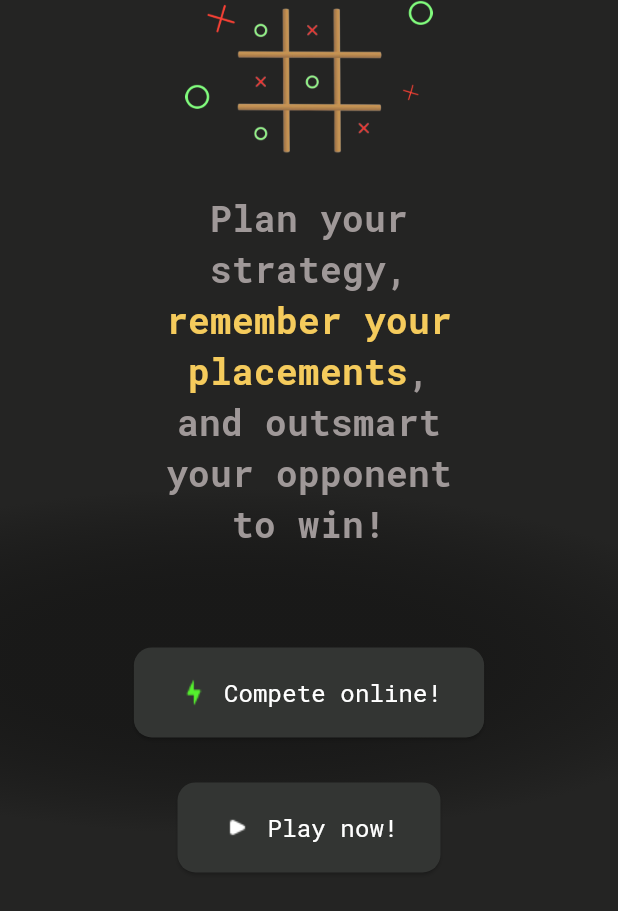
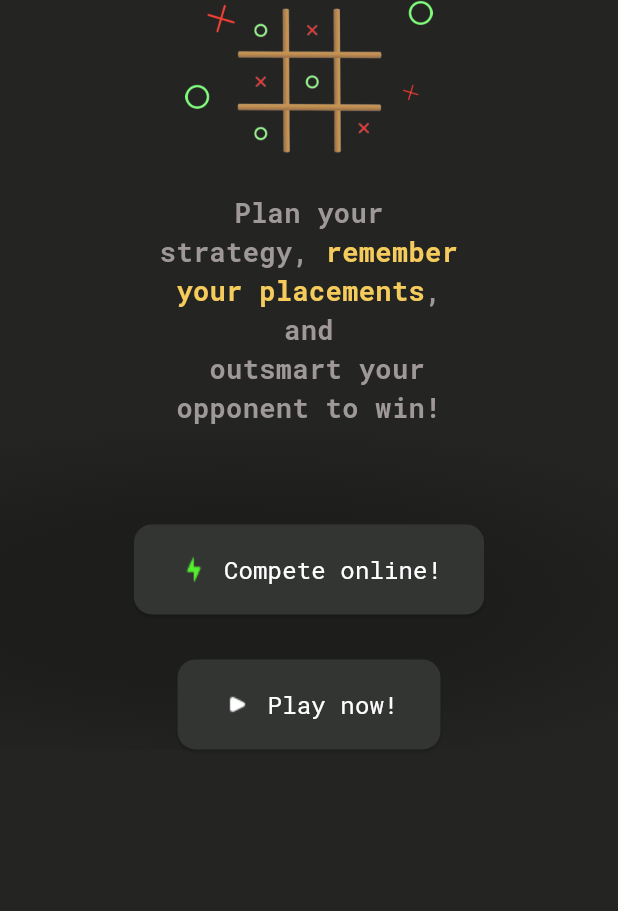
Before and after one commit to UnHired-Coder/BlindsPlay, a Flutter app: the HomePage screen opened directly, on a phone screen of 412 x 824 dp. Shown: the top 911 px of the screen. Run offline on Flutter 3.47's test engine with Material 3 defaults, Android fonts, the phone set to English and light mode, and no system bars; our stand-ins replace audioplayers, equatable, flutter_bloc.

```diff
--- a/lib/presentation/screens/app.dart
+++ b/lib/presentation/screens/app.dart
@@ -10,7 +10,7 @@ class MyApp extends StatelessWidget {
 
     return MaterialApp(
       debugShowCheckedModeBanner: false,
-      title: 'TicTac Memo',
+      title: 'Tic Tac Memo',
       home: Center(child: MainScreen()),
     );
   }
--- a/lib/presentation/screens/mainscreen/web/MainWeb.dart
+++ b/lib/presentation/screens/mainscreen/web/MainWeb.dart
@@ -19,7 +19,7 @@ class WebLayout extends StatelessWidget {
   @override
   Widget build(BuildContext context) {
     return Padding(
-      padding: const EdgeInsets.symmetric(horizontal: 60),
+      padding: const EdgeInsets.symmetric(horizontal: 70),
       child: Row(
         children: <Widget>[
           NavigationRail(
--- a/lib/presentation/screens/pages/home_page.dart
+++ b/lib/presentation/screens/pages/home_page.dart
@@ -26,8 +26,8 @@ class HomePage extends StatelessWidget {
         decoration: BoxDecoration(
           gradient: RadialGradient(
             colors: [
-              Colors.black.withOpacity(0.3),
-              AppColors.primary.withOpacity(0.5),
+              Colors.black.withOpacity(0.2),
+              AppColors.primary.withOpacity(0.3),
               AppColors.primary
             ],
             stops: const [0.3, 0.7, 1.0],
--- a/lib/presentation/ui/sections/game_rules_section.dart
+++ b/lib/presentation/ui/sections/game_rules_section.dart
@@ -16,17 +16,17 @@ Widget GameRulesSection() {
               Text.rich(
                 TextSpan(
                   text: "Plan your strategy, ",
-                  style: AppTextStyles.heading3
+                  style: AppTextStyles.bodyTextLarge
                       .copyWith(color: const Color(0xFF9F9898)),
                   children: [
                     TextSpan(
                       text: "remember your placements",
-                      style: AppTextStyles.heading3
+                      style: AppTextStyles.bodyTextLarge
                           .copyWith(color: AppColors.accent),
                     ),
                     TextSpan(
-                      text: ", and outsmart your opponent to win!",
-                      style: AppTextStyles.heading3
+                      text: ", and\n outsmart your opponent to win!",
+                      style: AppTextStyles.bodyTextLarge
                           .copyWith(color: const Color(0xFF9F9898)),
                     ),
                   ],
--- a/lib/presentation/ui/widgets/customer_nav_item_ui.dart
+++ b/lib/presentation/ui/widgets/customer_nav_item_ui.dart
@@ -30,13 +30,11 @@ class CustomNavItemUi extends StatelessWidget {
             mainAxisSize: MainAxisSize.min,
             mainAxisAlignment: MainAxisAlignment.start,
             children: [
-              /*Image(image: AssetImage(imageUrl)),
-              SizedBox(width: 20),*/
               Text(
                 label,
                 maxLines: 1,
                 style: TextStyle(
-                    color: isSelected ? AppColors.accent : AppColors.surface,
+                    color: AppColors.surface,
                     fontWeight:
                         isSelected ? FontWeight.bold : FontWeight.normal,
                     fontFamily:  AppConstants.fontFamily1),
```
Also changed, not shown: lib/presentation/screens/mainscreen/MainScreen.dart (+15 -12 lines), assets/favicon.png, 2 other files.
